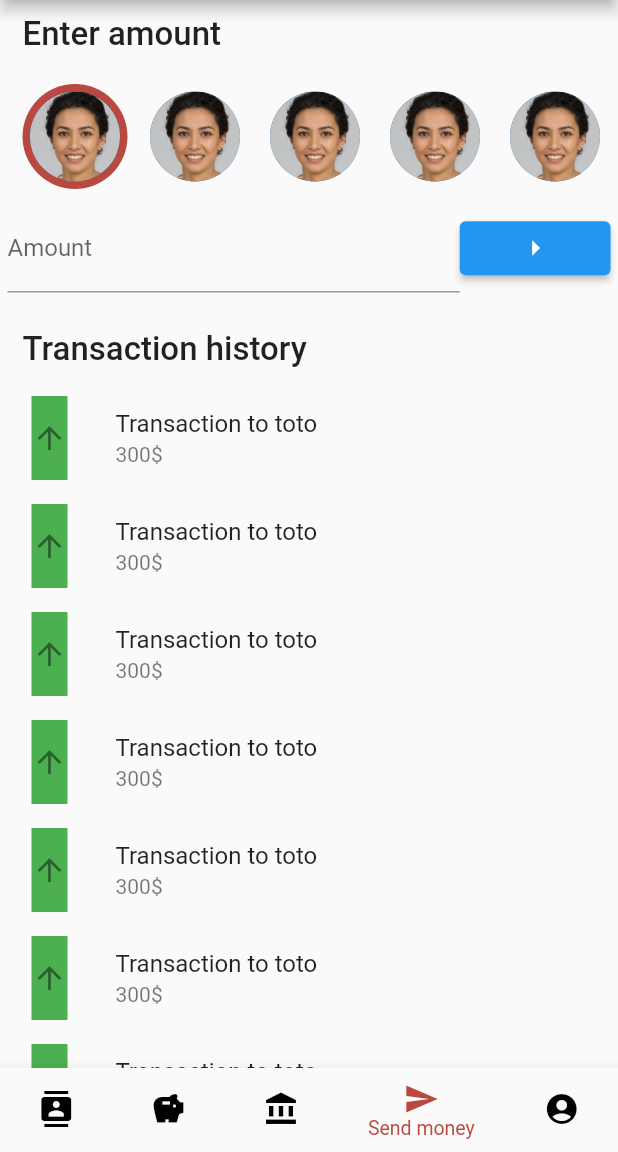
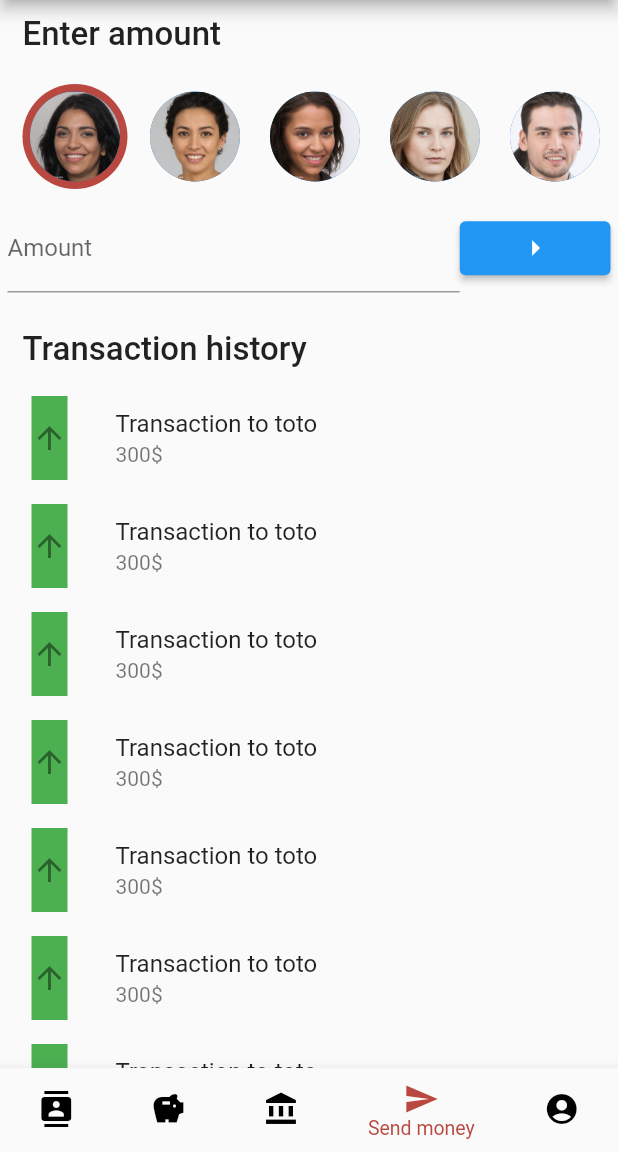
Before and after one commit to cchalop1/epitech-flutter, a Flutter app: the screen it shows after launch, item 4 of the bottom bar chosen, after a tap on the "arrow right" icon, on a phone screen of 412 x 824 dp, the part 84-1236 px from its top. Run offline on Flutter 3.47's test engine with Material 2 defaults, Android fonts, the light colour scheme and no system bars; our stand-ins replace flutter_svg, google_fonts; missing offline and left inert: flutter_auth.

Commit message:
feat: create transaction and mapping input

```diff
--- /dev/null
+++ b/lib/components/ContactItem.dart
@@ -0,0 +1,43 @@
+import 'package:flutter/material.dart';
+import 'package:myapp/models/Contact.dart';
+
+class ContactItem extends StatefulWidget {
+  ContactItem(
+      {Key? key,
+      required this.contact,
+      Contact? this.currentContact,
+      required Function(Contact) this.selectContact})
+      : super(key: key);
+
+  final Contact contact;
+  final Contact? currentContact;
+  final void Function(Contact) selectContact;
+
+  @override
+  State<ContactItem> createState() => _ContactItemState();
+}
+
+class _ContactItemState extends State<ContactItem> {
+  @override
+  Widget build(BuildContext context) {
+    return GestureDetector(
+        onTap: () {
+          widget.selectContact(widget.contact);
+        },
+        child: Container(
+          width: 70.0,
+          decoration: widget.contact.getId() == widget.currentContact?.getId()
+              ? BoxDecoration(
+                  color: Color.fromARGB(255, 185, 72, 64),
+                  borderRadius: BorderRadius.circular(100),
+                )
+              : null,
+          margin: const EdgeInsets.only(left: 5.0, right: 5.0),
+          padding: const EdgeInsets.all(5.0),
+          child: CircleAvatar(
+            backgroundImage: AssetImage(widget.contact.getUrlImage()),
+            radius: 30,
+          ),
+        ));
+  }
+}
--- a/lib/models/Contact.dart
+++ b/lib/models/Contact.dart
@@ -1,10 +1,15 @@
+import 'package:uuid/uuid.dart';
+
 class Contact {
   String frstName;
   String lastName;
   String urlImage;
   String iban;
+  late String id;
 
-  Contact(this.frstName, this.lastName, this.urlImage, this.iban);
+  Contact(this.frstName, this.lastName, this.urlImage, this.iban) {
+    id = const Uuid().v4();
+  }
 
   String getFullName() {
     return '$frstName $lastName';
@@ -17,4 +22,8 @@ class Contact {
   String getIban() {
     return iban;
   }
+
+  String getId() {
+    return id;
+  }
 }
--- a/lib/pages/SendMony.dart
+++ b/lib/pages/SendMony.dart
@@ -1,12 +1,32 @@
 import 'package:flutter/material.dart';
 import 'package:myapp/components/BigText.dart';
 import 'package:myapp/components/TitleContainer.dart';
+import 'package:myapp/constants/constants.dart';
+import 'package:myapp/models/Contact.dart';
 import 'package:myapp/widgets/AmountInput.dart';
 import 'package:myapp/widgets/ListTransaction.dart';
 import 'package:myapp/widgets/SelectContacts.dart';
 
-class SendMony extends StatelessWidget {
-  const SendMony({Key? key}) : super(key: key);
+class SendMony extends StatefulWidget {
+  SendMony({Key? key}) : super(key: key);
+
+  @override
+  State<SendMony> createState() => _SendMonyState();
+}
+
+class _SendMonyState extends State<SendMony> {
+  Contact currentContact = listContacts[0];
+
+  void selectContact(Contact contact) {
+    setState(() {
+      currentContact = contact;
+    });
+  }
+
+  void createTransaction(String amount) {
+    print('create transaction with amount: $amount for contact: ' +
+        currentContact.getFullName());
+  }
 
   @override
   Widget build(BuildContext context) {
@@ -17,11 +37,12 @@ class SendMony extends StatelessWidget {
           crossAxisAlignment: CrossAxisAlignment.start,
           children: [
             TitleContainer(text: "Enter amount"),
-            SelectContacts(),
-            AmountInput(),
-            SizedBox(height: 15), // give it width
+            SelectContacts(
+                selectContact: selectContact, currentContact: currentContact),
+            AmountInput(createTransaction: createTransaction),
+            const SizedBox(height: 15),
             TitleContainer(text: "Transaction history"),
-            Expanded(child: ListTransaction()),
+            const Expanded(child: ListTransaction()),
           ],
         ));
   }
--- a/lib/routes/bottomNav.dart
+++ b/lib/routes/bottomNav.dart
@@ -11,7 +11,7 @@ final List<Widget> widgetOptions = <Widget>[
   const Center(
     child: Text("HOME"),
   ),
-  const SendMony(),
+  SendMony(),
   const Center(
     child: Text("PROFILE"),
   ),
--- a/lib/widgets/AmountInput.dart
+++ b/lib/widgets/AmountInput.dart
@@ -1,7 +1,9 @@
 import 'package:flutter/material.dart';
 
 class AmountInput extends StatefulWidget {
-  const AmountInput({Key? key}) : super(key: key);
+  AmountInput({Key? key, required Function(String) this.createTransaction}) : super(key: key);
+
+  Function(String) createTransaction;
 
   @override
   State<AmountInput> createState() => _AmountInputState();
@@ -9,6 +11,21 @@ class AmountInput extends StatefulWidget {
 
 class _AmountInputState extends State<AmountInput> {
   final _formKey = GlobalKey<FormState>();
+  final textController = TextEditingController();
+
+  // String? textValidator(String? value) {
+  //   if (value == null || value.isEmpty) {
+  //     return 'Please enter some amount';
+  //   }
+  //   return null;
+  // }
+
+  void onPressAdd() {
+    if (_formKey.currentState!.validate()) {
+      widget.createTransaction(textController.text);
+      textController.clear();
+    }
+  }
 
   @override
   Widget build(BuildContext context) {
@@ -20,21 +37,19 @@ class _AmountInputState extends State<AmountInput> {
             Expanded(
                 flex: 3,
                 child: TextField(
+                  controller: textController,
                   decoration: const InputDecoration(
                     labelText: 'Amount',
                     hintText: '0.00',
                     prefixText: '\$',
                   ),
                   keyboardType: TextInputType.number,
-                  onChanged: (value) {
-                    print(value);
-                  },
                 )),
             Expanded(
                 child: ElevatedButton(
               child: const Icon(Icons.arrow_right),
               onPressed: () {
-                print("SendMony");
+                onPressAdd();
               },
             )),
           ],
--- a/lib/widgets/BankCard.dart
+++ b/lib/widgets/BankCard.dart
@@ -47,7 +47,7 @@ class BankCard extends StatelessWidget {
               child: Column(
             crossAxisAlignment: CrossAxisAlignment.start,
             mainAxisAlignment: MainAxisAlignment.center,
-            children: [BigText(text: "2222 2222 2222 2222")],
+            children: [BigText(text: "5440 1256 3870 4736")],
           )),
           Container(
               child: Row(
--- a/lib/widgets/SelectContacts.dart
+++ b/lib/widgets/SelectContacts.dart
@@ -1,42 +1,19 @@
 import 'package:flutter/material.dart';
+import 'package:myapp/components/ContactItem.dart';
+import 'package:myapp/constants/constants.dart';
+import 'package:myapp/models/Contact.dart';
 
 class SelectContacts extends StatefulWidget {
-  const SelectContacts({Key? key}) : super(key: key);
+  SelectContacts({Key? key, Contact? this.currentContact, required Function(Contact) this.selectContact}) : super(key: key);
+
+  final void Function (Contact) selectContact;
+  final Contact? currentContact;
 
   @override
   State<SelectContacts> createState() => _SelectContactsState();
 }
 
 class _SelectContactsState extends State<SelectContacts> {
-  int _selectedIndex = 0;
-
-  List<Widget> renderList() {
-    return List.generate(
-        10,
-        // TODO: extract this part to component
-        (index) => GestureDetector(
-            onTap: () {
-              setState(() {
-                _selectedIndex = index;
-              });
-            },
-            child: Container(
-              width: 70.0,
-              decoration: index == _selectedIndex
-                  ? BoxDecoration(
-                      color: Color.fromARGB(255, 185, 72, 64),
-                      borderRadius: BorderRadius.circular(100),
-                    )
-                  : null,
-              margin: const EdgeInsets.only(left: 5.0, right: 5.0),
-              padding: const EdgeInsets.all(5.0),
-              child: const CircleAvatar(
-                backgroundImage: AssetImage("images/fake1.jpg"),
-                radius: 30,
-              ),
-            )));
-  }
-
   @override
   Widget build(BuildContext context) {
     return Container(
@@ -44,7 +21,9 @@ class _SelectContactsState extends State<SelectContacts> {
       margin: const EdgeInsets.symmetric(vertical: 10.0, horizontal: 5.0),
       child: ListView(
         scrollDirection: Axis.horizontal,
-        children: renderList(),
+        children: listContacts
+            .map((contact) => ContactItem(contact: contact, currentContact: widget.currentContact, selectContact: widget.selectContact))
+            .toList(),
       ),
     );
   }
--- a/pubspec.yaml
+++ b/pubspec.yaml
@@ -35,6 +35,7 @@ dependencies:
   # Use with the CupertinoIcons class for iOS style icons.
   cupertino_icons: ^1.0.2
   google_fonts: ^2.3.1
+  uuid: ^3.0.6
 
 dev_dependencies:
   flutter_test:
```
Also changed, not shown: pubspec.lock.
